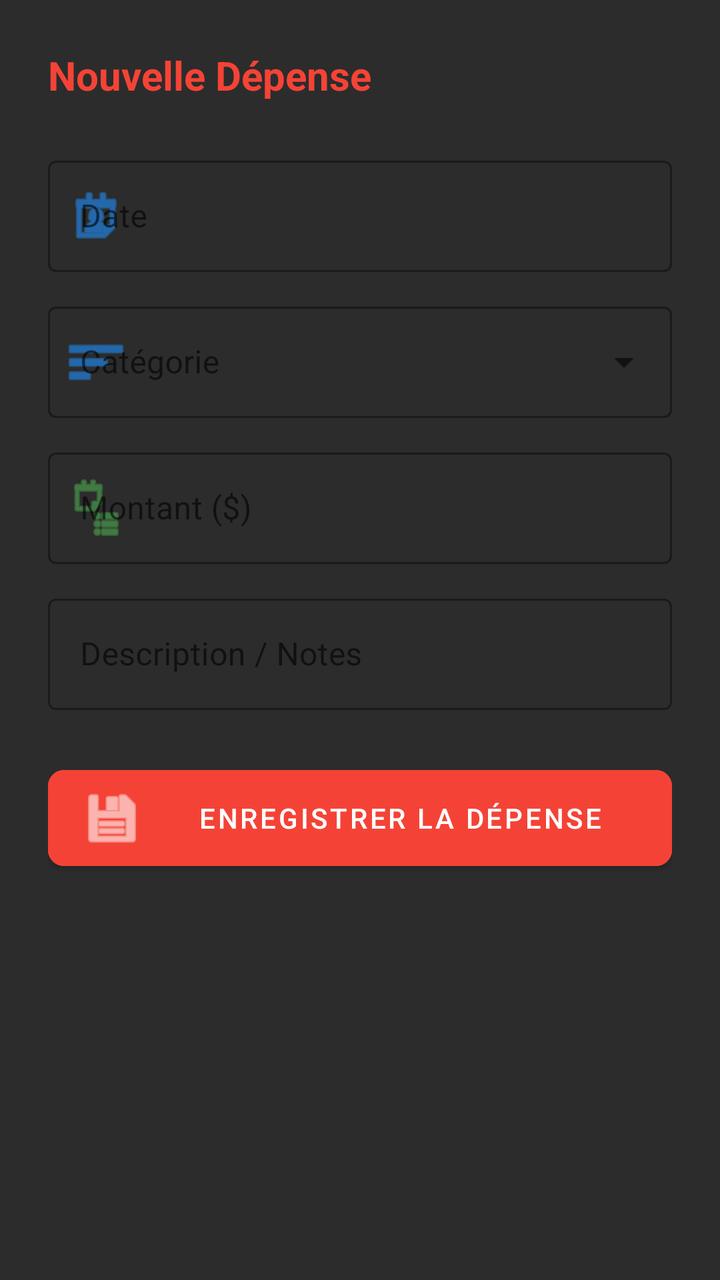
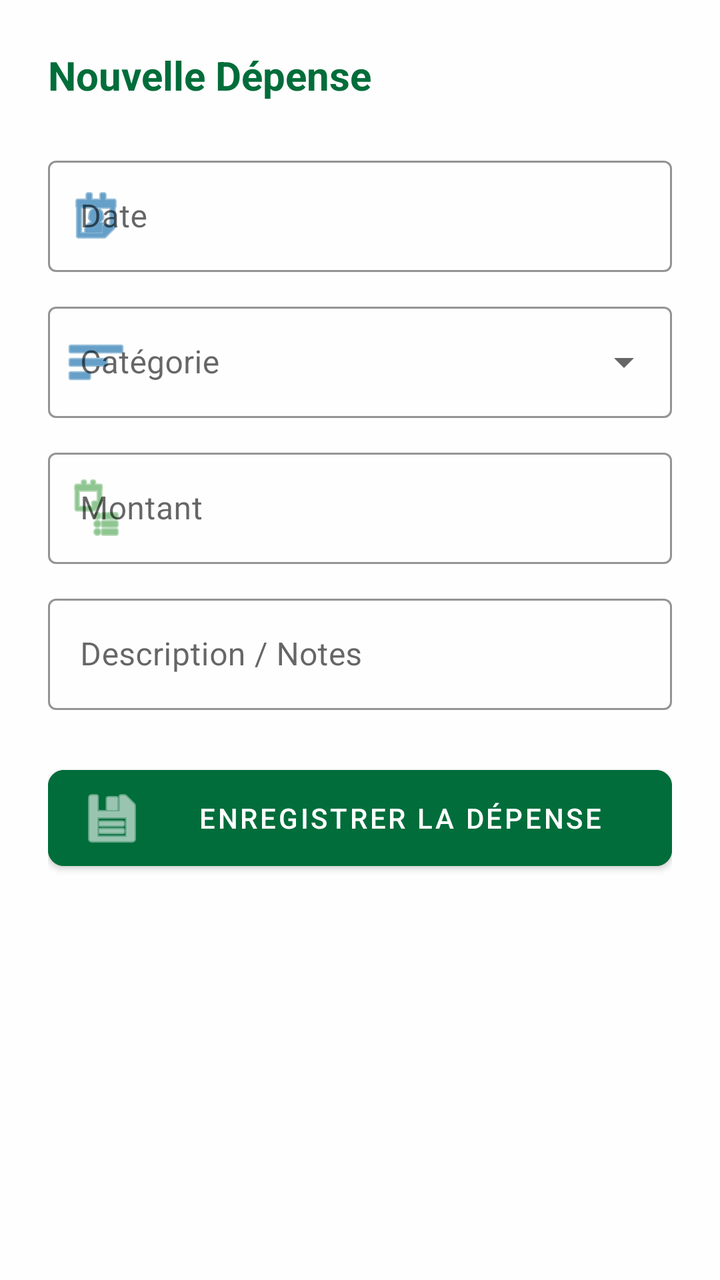

Compare the two renders of this Android layout. The source of the first and the diff that turns it into the second are given below.
<!-- AndroidManifest.xml: application theme Theme.Poulailler_copilot -->
<!-- res/layout/dialog_add_expense.xml -->
<?xml version="1.0" encoding="utf-8"?>
<LinearLayout xmlns:android="http://schemas.android.com/apk/res/android"
    xmlns:app="http://schemas.android.com/apk/res-auto"
    android:layout_width="match_parent"
    android:layout_height="wrap_content"
    android:orientation="vertical"
    android:padding="24dp"
    android:background="#2C2C2C">

    <TextView
        android:layout_width="match_parent"
        android:layout_height="wrap_content"
        android:text="Nouvelle Dépense"
        android:textColor="#F44336"
        android:textSize="20sp"
        android:textStyle="bold"
        android:layout_marginBottom="24dp"/>

    <com.google.android.material.textfield.TextInputLayout
        android:id="@+id/tilDate"
        android:layout_width="match_parent"
        android:layout_height="wrap_content"
        android:hint="Date"
        style="@style/Widget.MaterialComponents.TextInputLayout.OutlinedBox"
        android:layout_marginBottom="12dp"
        app:hintTextColor="#B0B0B0"
        app:boxStrokeColor="#1E90FF"
        app:startIconDrawable="@android:drawable/ic_menu_my_calendar"
        app:startIconTint="#1E90FF">
        <com.google.android.material.textfield.TextInputEditText
            android:id="@+id/etExpenseDate"
            android:layout_width="match_parent"
            android:layout_height="wrap_content"
            android:focusable="false"
            android:clickable="true"
            android:textColor="@color/white" />
    </com.google.android.material.textfield.TextInputLayout>

    <com.google.android.material.textfield.TextInputLayout
        android:layout_width="match_parent"
        android:layout_height="wrap_content"
        android:hint="Catégorie"
        style="@style/Widget.MaterialComponents.TextInputLayout.OutlinedBox.ExposedDropdownMenu"
        android:layout_marginBottom="12dp"
        app:hintTextColor="#B0B0B0"
        app:boxStrokeColor="#1E90FF"
        app:startIconDrawable="@android:drawable/ic_menu_sort_by_size"
        app:startIconTint="#1E90FF">
        <AutoCompleteTextView
            android:id="@+id/autoCompleteCategory"
            android:layout_width="match_parent"
            android:layout_height="wrap_content"
            android:inputType="none"
            android:textColor="@color/white" />
    </com.google.android.material.textfield.TextInputLayout>

    <com.google.android.material.textfield.TextInputLayout
        android:id="@+id/tilQuantityKg"
        android:layout_width="match_parent"
        android:layout_height="wrap_content"
        android:hint="Quantité (kg)"
        style="@style/Widget.MaterialComponents.TextInputLayout.OutlinedBox"
        android:layout_marginBottom="12dp"
        android:visibility="gone"
        app:hintTextColor="#B0B0B0"
        app:boxStrokeColor="#1E90FF">
        <com.google.android.material.textfield.TextInputEditText
            android:id="@+id/etQuantityKg"
            android:layout_width="match_parent"
            android:layout_height="wrap_content"
            android:inputType="numberDecimal"
            android:textColor="@color/white" />
    </com.google.android.material.textfield.TextInputLayout>

    <com.google.android.material.textfield.TextInputLayout
        android:id="@+id/tilAmount"
        android:layout_width="match_parent"
        android:layout_height="wrap_content"
        android:hint="Montant ($)"
        style="@style/Widget.MaterialComponents.TextInputLayout.OutlinedBox"
        android:layout_marginBottom="12dp"
        app:hintTextColor="#B0B0B0"
        app:boxStrokeColor="#1E90FF"
        app:startIconDrawable="@android:drawable/ic_menu_agenda"
        app:startIconTint="#4CAF50">
        <com.google.android.material.textfield.TextInputEditText
            android:id="@+id/etAmount"
            android:layout_width="match_parent"
            android:layout_height="wrap_content"
            android:inputType="numberDecimal"
            android:textColor="@color/white" />
    </com.google.android.material.textfield.TextInputLayout>

    <com.google.android.material.textfield.TextInputLayout
        android:layout_width="match_parent"
        android:layout_height="wrap_content"
        android:hint="Description / Notes"
        style="@style/Widget.MaterialComponents.TextInputLayout.OutlinedBox"
        android:layout_marginBottom="24dp"
        app:hintTextColor="#B0B0B0"
        app:boxStrokeColor="#1E90FF">
        <com.google.android.material.textfield.TextInputEditText
            android:id="@+id/etDescription"
            android:layout_width="match_parent"
            android:layout_height="wrap_content"
            android:inputType="textLongMessage"
            android:textColor="@color/white" />
    </com.google.android.material.textfield.TextInputLayout>

    <com.google.android.material.button.MaterialButton
        android:id="@+id/btnSaveExpense"
        android:layout_width="match_parent"
        android:layout_height="60dp"
        android:text="ENREGISTRER LA DÉPENSE"
        android:backgroundTint="#F44336"
        app:cornerRadius="8dp"
        app:icon="@android:drawable/ic_menu_save" />
</LinearLayout>
<!-- resources referenced by this layout -->
<resources>
  <color name="white">#FFFFFFFF</color>
  <style name="Theme.Poulailler_copilot" parent="Theme.MaterialComponents.DayNight.NoActionBar">
          
          <item name="colorPrimary">@color/primary</item>
          <item name="colorPrimaryVariant">@color/primary_variant</item>
          <item name="colorOnPrimary">@color/white</item>
  
          
          <item name="colorSecondary">@color/secondary</item>
          <item name="colorSecondaryVariant">@color/secondary_variant</item>
          <item name="colorOnSecondary">@color/white</item>
  
          
          <item name="android:windowBackground">@color/background</item>
          <item name="backgroundColor">@color/background</item>
  
          
          <item name="android:statusBarColor">?attr/colorPrimaryVariant</item>
  
          
          <item name="materialCardViewStyle">@style/Widget.App.CardView</item>
          <item name="shapeAppearanceLargeComponent">@style/ShapeAppearance.App.LargeComponent</item>
      </style>
  <color name="primary">#006D3A</color>
  <color name="primary_variant">#004D22</color>
  <color name="secondary">#43A047</color>
  <color name="secondary_variant">#2E7D32</color>
  <color name="background">@color/off_white</color>
  <style name="Widget.App.CardView" parent="Widget.MaterialComponents.CardView">
          <item name="cardElevation">2dp</item>
          <item name="cardCornerRadius">16dp</item>
          <item name="cardBackgroundColor">@color/surface</item>
          <item name="strokeWidth">0dp</item>
      </style>
  <style name="ShapeAppearance.App.LargeComponent" parent="ShapeAppearance.MaterialComponents.LargeComponent">
          <item name="cornerFamily">rounded</item>
          <item name="cornerSize">16dp</item>
      </style>
  <color name="off_white">#F8F9FA</color>
  <color name="surface">#FFFFFF</color>
</resources>

<!-- the commit's change to res/layout/dialog_add_expense.xml (unified diff, before → after) -->
@@ -5,13 +5,13 @@
     android:layout_height="wrap_content"
     android:orientation="vertical"
     android:padding="24dp"
-    android:background="#2C2C2C">
+    android:background="#E6FFFFFF">
 
     <TextView
         android:layout_width="match_parent"
         android:layout_height="wrap_content"
         android:text="Nouvelle Dépense"
-        android:textColor="#F44336"
+        android:textColor="@color/primary"
         android:textSize="20sp"
         android:textStyle="bold"
         android:layout_marginBottom="24dp"/>
@@ -23,17 +23,17 @@
         android:hint="Date"
         style="@style/Widget.MaterialComponents.TextInputLayout.OutlinedBox"
         android:layout_marginBottom="12dp"
-        app:hintTextColor="#B0B0B0"
-        app:boxStrokeColor="#1E90FF"
+        app:hintTextColor="@color/text_secondary"
+        app:boxStrokeColor="@color/accent_blue"
         app:startIconDrawable="@android:drawable/ic_menu_my_calendar"
-        app:startIconTint="#1E90FF">
+        app:startIconTint="@color/accent_blue">
         <com.google.android.material.textfield.TextInputEditText
             android:id="@+id/etExpenseDate"
             android:layout_width="match_parent"
             android:layout_height="wrap_content"
             android:focusable="false"
             android:clickable="true"
-            android:textColor="@color/white" />
+            android:textColor="@color/text_primary" />
     </com.google.android.material.textfield.TextInputLayout>
 
     <com.google.android.material.textfield.TextInputLayout
@@ -42,16 +42,16 @@
         android:hint="Catégorie"
         style="@style/Widget.MaterialComponents.TextInputLayout.OutlinedBox.ExposedDropdownMenu"
         android:layout_marginBottom="12dp"
-        app:hintTextColor="#B0B0B0"
-        app:boxStrokeColor="#1E90FF"
+        app:hintTextColor="@color/text_secondary"
+        app:boxStrokeColor="@color/accent_blue"
         app:startIconDrawable="@android:drawable/ic_menu_sort_by_size"
-        app:startIconTint="#1E90FF">
+        app:startIconTint="@color/accent_blue">
         <AutoCompleteTextView
             android:id="@+id/autoCompleteCategory"
             android:layout_width="match_parent"
             android:layout_height="wrap_content"
             android:inputType="none"
-            android:textColor="@color/white" />
+            android:textColor="@color/text_primary" />
     </com.google.android.material.textfield.TextInputLayout>
 
     <com.google.android.material.textfield.TextInputLayout
@@ -62,33 +62,33 @@
         style="@style/Widget.MaterialComponents.TextInputLayout.OutlinedBox"
         android:layout_marginBottom="12dp"
         android:visibility="gone"
-        app:hintTextColor="#B0B0B0"
-        app:boxStrokeColor="#1E90FF">
+        app:hintTextColor="@color/text_secondary"
+        app:boxStrokeColor="@color/accent_blue">
         <com.google.android.material.textfield.TextInputEditText
             android:id="@+id/etQuantityKg"
             android:layout_width="match_parent"
             android:layout_height="wrap_content"
             android:inputType="numberDecimal"
-            android:textColor="@color/white" />
+            android:textColor="@color/text_primary" />
     </com.google.android.material.textfield.TextInputLayout>
 
     <com.google.android.material.textfield.TextInputLayout
         android:id="@+id/tilAmount"
         android:layout_width="match_parent"
         android:layout_height="wrap_content"
-        android:hint="Montant ($)"
+        android:hint="Montant"
         style="@style/Widget.MaterialComponents.TextInputLayout.OutlinedBox"
         android:layout_marginBottom="12dp"
-        app:hintTextColor="#B0B0B0"
-        app:boxStrokeColor="#1E90FF"
+        app:hintTextColor="@color/text_secondary"
+        app:boxStrokeColor="@color/accent_blue"
         app:startIconDrawable="@android:drawable/ic_menu_agenda"
-        app:startIconTint="#4CAF50">
+        app:startIconTint="@color/emerald_soft">
         <com.google.android.material.textfield.TextInputEditText
             android:id="@+id/etAmount"
             android:layout_width="match_parent"
             android:layout_height="wrap_content"
             android:inputType="numberDecimal"
-            android:textColor="@color/white" />
+            android:textColor="@color/text_primary" />
     </com.google.android.material.textfield.TextInputLayout>
 
     <com.google.android.material.textfield.TextInputLayout
@@ -97,14 +97,14 @@
         android:hint="Description / Notes"
         style="@style/Widget.MaterialComponents.TextInputLayout.OutlinedBox"
         android:layout_marginBottom="24dp"
-        app:hintTextColor="#B0B0B0"
-        app:boxStrokeColor="#1E90FF">
+        app:hintTextColor="@color/text_secondary"
+        app:boxStrokeColor="@color/accent_blue">
         <com.google.android.material.textfield.TextInputEditText
             android:id="@+id/etDescription"
             android:layout_width="match_parent"
             android:layout_height="wrap_content"
             android:inputType="textLongMessage"
-            android:textColor="@color/white" />
+            android:textColor="@color/text_primary" />
     </com.google.android.material.textfield.TextInputLayout>
 
     <com.google.android.material.button.MaterialButton
@@ -112,7 +112,8 @@
         android:layout_width="match_parent"
         android:layout_height="60dp"
         android:text="ENREGISTRER LA DÉPENSE"
-        android:backgroundTint="#F44336"
+        android:backgroundTint="@color/primary"
+        android:textColor="@color/white"
         app:cornerRadius="8dp"
         app:icon="@android:drawable/ic_menu_save" />
 </LinearLayout>
<!-- resource entries referenced after the edit -->
@@ -1,5 +1,7 @@
 <!-- resources referenced by this layout -->
 <resources>
+  <color name="accent_blue">#0061A4</color>
+  <color name="emerald_soft">#43A047</color>
   <color name="white">#FFFFFFFF</color>
   <style name="Theme.Poulailler_copilot" parent="Theme.MaterialComponents.DayNight.NoActionBar">
           
@@ -24,6 +26,8 @@
           <item name="shapeAppearanceLargeComponent">@style/ShapeAppearance.App.LargeComponent</item>
       </style>
   <color name="primary">#006D3A</color>
+  <color name="text_primary">#1C1B1F</color>
+  <color name="text_secondary">#49454F</color>
   <color name="primary_variant">#004D22</color>
   <color name="secondary">#43A047</color>
   <color name="secondary_variant">#2E7D32</color>
